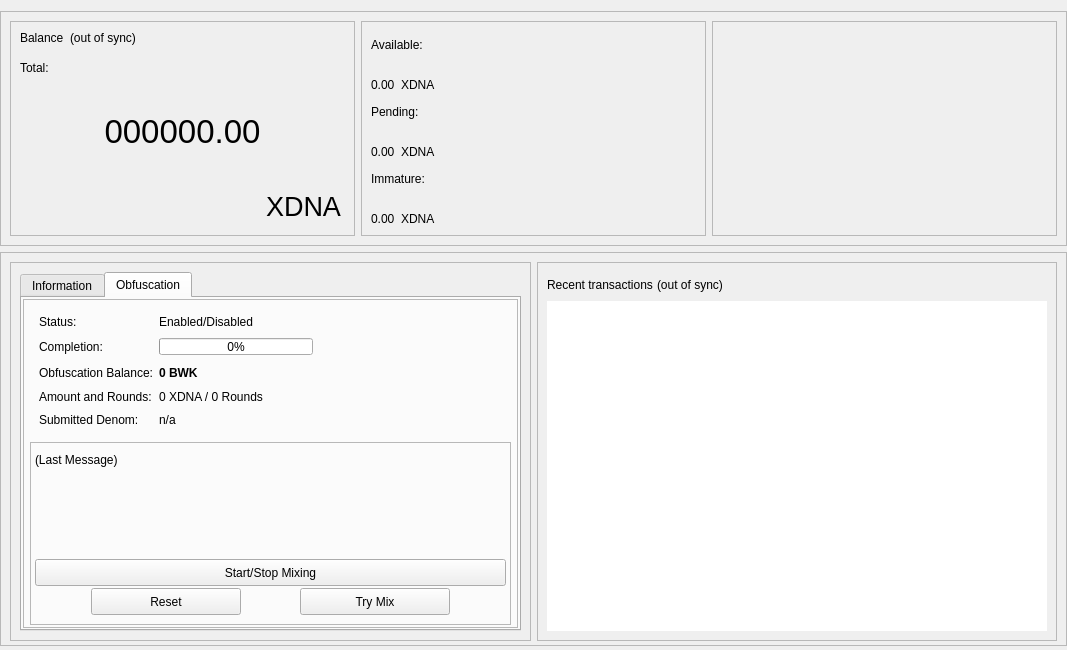
First picture: the form in src/qt/forms/overviewpage.ui, repository Pubfred/ZDNA, before the edit.
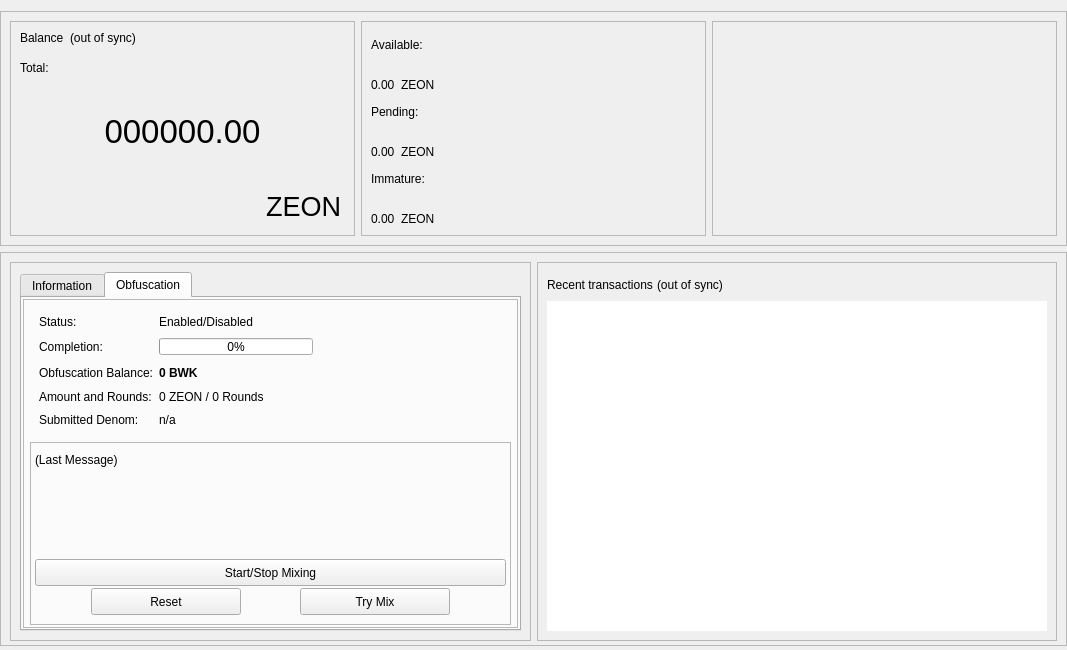
Second picture: the form after the edit. The open tabs and pages were chosen to show the change.

The edit to the form file:
```diff
--- a/src/qt/forms/overviewpage.ui
+++ b/src/qt/forms/overviewpage.ui
@@ -251,7 +251,7 @@
                   <cursorShape>PointingHandCursor</cursorShape>
                  </property>
                  <property name="text">
-                  <string>XDNA</string>
+                  <string>ZEON</string>
                  </property>
                  <property name="flat">
                   <bool>true</bool>
@@ -310,7 +310,7 @@
                <item>
                 <widget class="QLabel" name="label_XDNA2">
                  <property name="text">
-                  <string>XDNA</string>
+                  <string>ZEON</string>
                  </property>
                  <property name="alignment">
                   <set>Qt::AlignBottom|Qt::AlignLeading|Qt::AlignLeft</set>
@@ -354,7 +354,7 @@
                <item>
                 <widget class="QLabel" name="label_XDNA3">
                  <property name="text">
-                  <string>XDNA</string>
+                  <string>ZEON</string>
                  </property>
                  <property name="alignment">
                   <set>Qt::AlignBottom|Qt::AlignLeading|Qt::AlignLeft</set>
@@ -398,7 +398,7 @@
                <item>
                 <widget class="QLabel" name="label_XDNA4">
                  <property name="text">
-                  <string>XDNA</string>
+                  <string>ZEON</string>
                  </property>
                  <property name="alignment">
                   <set>Qt::AlignBottom|Qt::AlignLeading|Qt::AlignLeft</set>
@@ -1056,7 +1056,7 @@
                        <item row="3" column="1">
                         <widget class="QLabel" name="labelAmountRounds">
                          <property name="text">
-                          <string>0 XDNA / 0 Rounds</string>
+                          <string>0 ZEON / 0 Rounds</string>
                          </property>
                         </widget>
                        </item>
```
Left out of the diff: 8 changed lines with no effect on the pictures.
